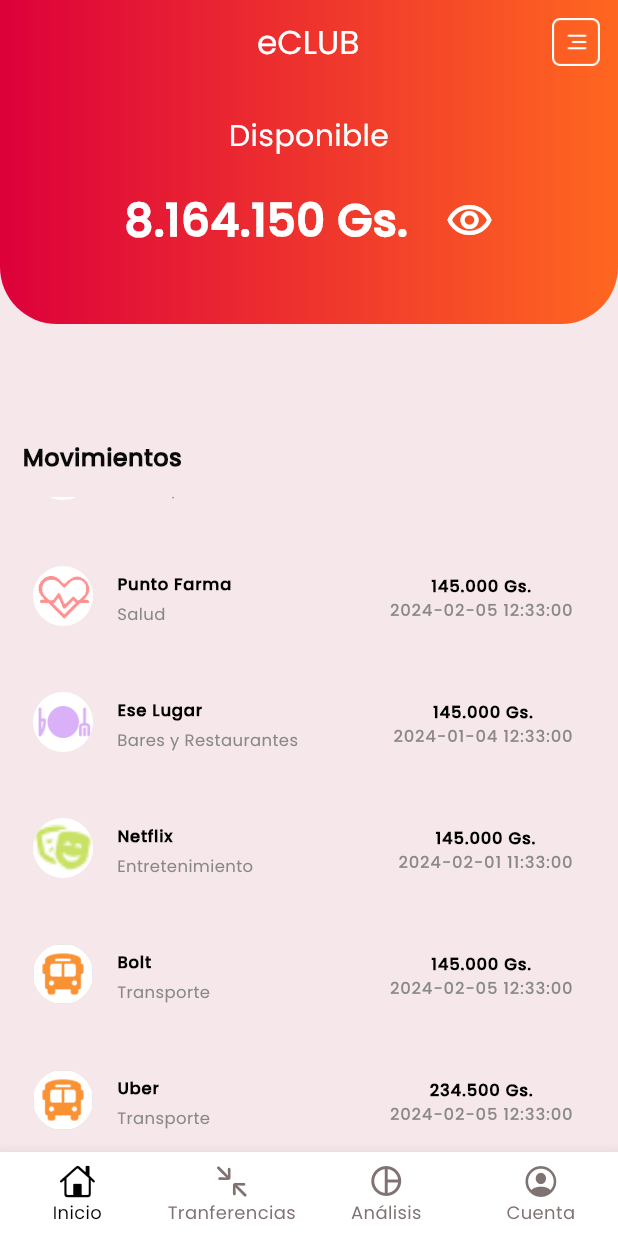
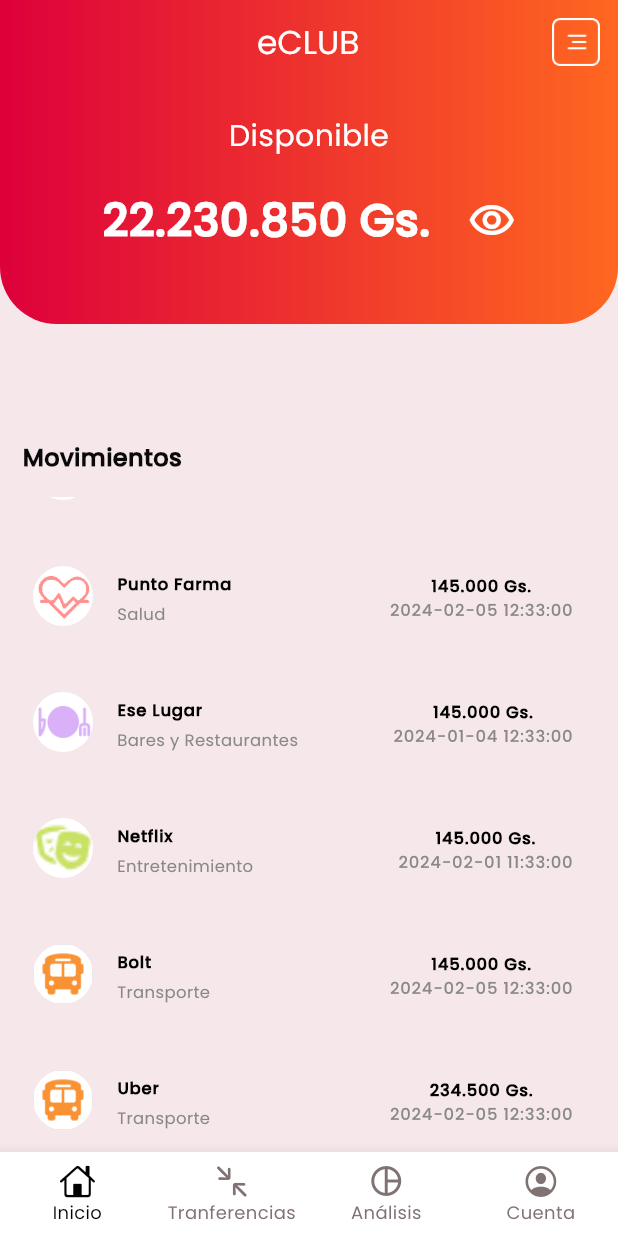
Before and after one commit to Pyaeve/eClubApp, a Flutter app: the screen it shows after launch, scrolled down 1152 dp, on a phone screen of 412 x 824 dp. Run offline on Flutter 3.47's test engine with Material 3 defaults, Android fonts, the phone set to English and light mode, and no system bars; drawn by our look-alikes of flutter_animate; our stand-ins replace fl_chart.

Commit message:
Agregando nuevos componentes y haciendo ajustes finales

```diff
--- a/devtools_options.yaml
+++ b/devtools_options.yaml
@@ -1,3 +1,4 @@
 description: This file stores settings for Dart & Flutter DevTools.
 documentation: https://docs.flutter.dev/tools/devtools/extensions#configure-extension-enablement-states
 extensions:
+  - provider: true
--- a/lib/components/BillsByMounthCategoriesContentComponent.dart
+++ b/lib/components/BillsByMounthCategoriesContentComponent.dart
@@ -3,8 +3,6 @@
 import 'package:eclubapp/components/MovementsCategoriesByMounthListView.dart';
 import 'package:intl/date_symbol_data_local.dart';
 
-import '../components/ChartPieByMounthComponent.dart';
-import '../components/MovementsCategoriesListView.dart';
 import 'package:flutter/material.dart';
 
 import '../config/Constants.dart';
--- a/lib/components/ChartPieByMounthComponent.dart
+++ b/lib/components/ChartPieByMounthComponent.dart
@@ -28,7 +28,7 @@
     initializeDateFormatting('es', null);
 
     for(var i=0; i <  cats.length; i++){
-        total += getTotalImporatBNyCategoryAndMounths(cats[i], widget.mes);
+        total += getTotalImporatOutBNyCategoryAndMounths(cats[i], widget.mes);
     }
   }
 
@@ -41,8 +41,8 @@
       const shadows = [Shadow(color: Colors.black, blurRadius: 2)];
           return PieChartSectionData(
             color: getColorByCategory(cats[i]),
-            value: getTotalImporatBNyCategoryAndMounths(cats[i], widget.mes).toDouble(),
-            title:  getTotalImporatBNyCategoryAndMounths(cats[i], widget.mes).toString(),
+            value: getTotalImporatOutBNyCategoryAndMounths(cats[i], widget.mes).toDouble(),
+            title:  getTotalImporatOutBNyCategoryAndMounths(cats[i], widget.mes).toString(),
             radius: radius,
             showTitle: false,
             titleStyle: TextStyle(
--- a/lib/components/MenuBottomNavigationBar.dart
+++ b/lib/components/MenuBottomNavigationBar.dart
@@ -16,22 +16,26 @@
 }
 
 class _MenuBottomNavigationBarState extends State<MenuBottomNavigationBar> {
-  int selecteditem = 1;
+  int selecteditem = 0;
   void _onItemTapped(int index) {
 
     setState(() {
       selecteditem = index;
     });
-    switch (index) {
+
+
+    switch (selecteditem) {
       case 0:
+      if(selecteditem!=widget.item){
         Navigator.pop(
           context,
           MaterialPageRoute(
               builder: (context) => const HomeScreen(title: 'eCLUB')),
         );
         break;
-
+      }
       case 1:
+      if(selecteditem!=widget.item){
         Navigator.push(
           context,
           MaterialPageRoute(
@@ -39,7 +43,9 @@
                     Fechas()),
         );
         break;
+      }
       case 2:
+      if(selecteditem!=widget.item){
       Navigator.push(
         context,
         MaterialPageRoute(
@@ -48,6 +54,7 @@
                 )),
       );
       break;
+      }
     }
 /*
     if (index == 1) {
--- a/lib/components/MenuRightActionBar.dart
+++ b/lib/components/MenuRightActionBar.dart
@@ -1,16 +1,28 @@
 import 'package:flutter/material.dart';
 
 class MenuRightActionBar extends StatefulWidget {
-  const MenuRightActionBar({super.key});
-
+  const MenuRightActionBar({super.key, required this.iconColor});
+   final String iconColor;
   @override
   // ignore: library_private_types_in_public_api
   _MenuRightActionBarState createState() => _MenuRightActionBarState();
 }
 
 class _MenuRightActionBarState extends State<MenuRightActionBar> {
+
+
   @override
   Widget build(BuildContext context) {
+    String imgAsset = '';
+    switch(widget.iconColor){
+        case 'blanco':
+          imgAsset = 'assets/icons/eclub_icon_hambur_menu_outline.webp';
+          break;
+        case 'gris':
+         imgAsset = 'assets/icons/eclub_icon_hambur_menu_outline_grey.webp';
+         break;
+
+   }
     return
           PopupMenuButton(
             child: ClipRRect(
@@ -18,7 +30,7 @@
               child: Padding(
                 padding: const EdgeInsets.all(12.0),
                 child: Image.asset(
-                  "assets/icons/eclub_icon_hambur_menu_outline.webp",
+                 imgAsset,
                   width: 32,
                 ),
               ),
--- a/lib/components/MovementsCategoryRow.dart
+++ b/lib/components/MovementsCategoryRow.dart
@@ -21,7 +21,7 @@
 
   @override
   Widget build(BuildContext context) {
-   total = getTotalImporatBNyCategoryAndMounths(widget.category, widget.mes);
+   total = getTotalImporatOutBNyCategoryAndMounths(widget.category, widget.mes);
 img = getImgByCategory(widget.category);
     if(total==0){
       return const SizedBox(height: 0);
--- a/lib/components/MovementsListView.dart
+++ b/lib/components/MovementsListView.dart
@@ -39,7 +39,9 @@
               initialItemCount: movs.length,
               itemBuilder: (context, index, animation) {
                 return GestureDetector( //You need to make my child interactive
-              onTap: (){print(movs[index]);},
+              onTap: (){print(movs[index].category);
+
+              },
               child: MovementsRow(movement:movs[index]).animate().slide(duration: 1000.ms).fadeIn(duration: 500.ms),
 
               );
--- a/lib/components/MovementsRow.dart
+++ b/lib/components/MovementsRow.dart
@@ -29,7 +29,7 @@
                 backgroundImage: AssetImage(widget.movement.img),
               ),
               title: Text(widget.movement.business,
-                  style:  TextStyle(
+                  style:  const TextStyle(
                       color: Colors.black,
                       fontSize: 11,
                       fontFamily: 'Poppins',
--- a/lib/helpers/Samples.dart
+++ b/lib/helpers/Samples.dart
@@ -6,15 +6,16 @@
   Movements(
       id: 1,
       ref: '32432432l;j323',
+      type: 'in',
       img:   getImgByCategory('Entretenimiento'),
       dt: '2024-01-03 08:00:00',
-
-business:'Internet',
+      business:'Internet',
      category: 'Entretenimiento',
-      import: 250000),
+      import: 10000000),
   Movements(
       id: 2,
       ref: '12321312312312321',
+      type: 'out',
       img:
          getImgByCategory('Compras'),
          dt: '2024-01-02 10:00:00',
@@ -24,6 +25,7 @@
   Movements(
       id: 3,
       ref: '213213213123123',
+      type: 'out',
       img: 'assets/icons/eclub_icon_bus_naranja_transparente_64x64.webp',
       dt: '2024-01-02 12:00:00',
       business: 'RESTO YA',
@@ -32,6 +34,7 @@
   Movements(
       id: 4,
       ref: '2133232332213',
+      type: 'out',
       img: getImgByCategory('Transporte'),
        dt: '2024-01-03 08:00:00',
       business: 'Uber',
@@ -40,6 +43,7 @@
   Movements(
       id: 5,
       ref: '3345222344',
+      type: 'out',
       img:
           getImgByCategory('Compras'),
           dt: '2024-01-03 09:00:00',
@@ -49,6 +53,7 @@
   Movements(
       id: 6,
       ref: '12312321323332w',
+      type: 'out',
       img:
           'assets/icons/eclub_icon_shopping_basket_fullcolor_transparent_64x64.webp',
       dt: '2024-01-04 14:00:00',
@@ -58,6 +63,7 @@
   Movements(
       id: 7,
       ref: 'ssadasdasdasd',
+      type: 'out',
       img: 'assets/icons/eclub_icon_resto_violeta_transparente.webp',
       dt: '2024-01-04 12:33:00',
       business: 'Algun Lisssgar',
@@ -66,6 +72,7 @@
       Movements(
       id: 8,
       ref: '3457564323434',
+      type: 'out',
       img: 'assets/icons/eclub_icon_resto_violeta_transparente.webp',
       dt: '2024-01-22 12:33:00',
       business: 'Banco Regional',
@@ -74,6 +81,7 @@
       Movements(
       id: 9,
       ref: '1233243243434',
+      type: 'out',
       img: getImgByCategory('Entretenimiento'),
       dt: '2024-01-24 12:33:00',
       business: 'Playstation Network',
@@ -82,6 +90,7 @@
       Movements(
       id: 10,
       ref: 'ssadasdasdasd',
+      type: 'out',
       img: getImgByCategory('Salud'),
       dt: '2024-01-23 12:33:00',
       business: 'Punto Farma',
@@ -91,6 +100,7 @@
       Movements(
       id: 11,
       ref: 'ssadasdasdasd',
+      type: 'out',
       img:getImgByCategory('Entretenimiento'),
       dt: '2024-01-14 12:33:00',
       business: 'Internet',
@@ -99,14 +109,16 @@
       Movements(
       id: 12,
       ref: 'ssadasdasdasd',
+      type: 'out',
       img: 'assets/icons/eclub_icon_resto_violeta_transparente.webp',
-      dt: '2024-01-04 12:33:00',
+      dt: '2024-01-24 12:33:00',
       business: 'Algun Lisssgar',
       category: 'Bares y Restaurantes',
       import: 145000),
       Movements(
       id: 13,
       ref: '12345543455654543',
+      type: 'out',
       img: getImgByCategory('Salud'),
       dt: '2024-01-25 12:33:00',
       business: 'Punto Farma',
@@ -117,14 +129,16 @@
       Movements(
       id: 12,
       ref: 'ssadasdasdasd',
-      img: 'assets/icons/eclub_icon_resto_violeta_transparente.webp',
-      dt: '2024-02-04 12:33:00',
+      type: 'in',
+      img: getImgByCategory('Salario'),
+      dt: '2024-02-01 12:33:00',
       business: 'Algun Lisssgar',
-      category: 'Bares y Restaurantes',
-      import: 145000),
+      category: 'Salario',
+      import: 10000000),
       Movements(
       id: 14,
       ref: '12345543455654543',
+      type: 'out',
       img: getImgByCategory('Salud'),
       dt: '2024-02-05 12:33:00',
       business: 'Punto Farma',
@@ -133,6 +147,7 @@
       Movements(
       id: 12,
       ref: 'ssadasdasdasd',
+      type: 'out',
       img: 'assets/icons/eclub_icon_resto_violeta_transparente.webp',
       dt: '2024-01-04 12:33:00',
       business: 'Ese Lugar',
@@ -141,6 +156,7 @@
       Movements(
       id: 13,
       ref: '12345543455654543',
+      type: 'out',
       img: getImgByCategory('Entretenimiento'),
       dt: '2024-02-01 11:33:00',
       business: 'Netflix',
@@ -150,6 +166,7 @@
        Movements(
       id: 14,
       ref: '12345543455654543',
+      type: 'out',
       img: getImgByCategory('Transporte'),
       dt: '2024-02-05 12:33:00',
       business: 'Bolt',
@@ -158,6 +175,7 @@
      Movements(
       id: 15,
       ref: '12345543455654543',
+      type: 'out',
       img: getImgByCategory('Transporte'),
       dt: '2024-02-05 12:33:00',
       business: 'Uber',
@@ -166,6 +184,7 @@
        Movements(
       id: 15,
       ref: '12345543455654543',
+      type: 'out',
       img: getImgByCategory('Retriros'),
       dt: '2024-02-07 11:33:00',
       business: 'Bancoo Regional',
@@ -174,6 +193,7 @@
        Movements(
       id: 16,
       ref: '12345543455654543',
+      type: 'out',
       img: getImgByCategory('Compras'),
       dt: '2024-02-10 11:33:00',
       business: 'La Chuchi',
@@ -182,6 +202,7 @@
        Movements(
       id: 17,
       ref: '1234554345565433',
+      type: 'out',
       img: getImgByCategory('Salud'),
       dt: '2024-02-12 11:33:00',
       business: 'farmacia Catedral',
@@ -190,6 +211,7 @@
        Movements(
       id: 18,
       ref: '1234554345565433',
+      type: 'out',
       img: getImgByCategory('Salud'),
       dt: '2024-02-15 11:33:00',
       business: 'farmacia Catedral',
@@ -198,6 +220,7 @@
    Movements(
       id: 19,
       ref: '1234554345565433',
+      type: 'out',
       img: getImgByCategory('Salud'),
       dt: '2024-02-25 11:33:00',
       business: 'farmacia Catedral',
@@ -206,14 +229,16 @@
          Movements(
       id: 20,
       ref: '1234554345565433',
-      img: getImgByCategory('Entretenimiento'),
+      type: 'in',
+      img: getImgByCategory('Salario'),
       dt: '2024-03-01 11:33:00',
       business: 'DirectTV',
-      category: 'Entretenimiento',
-      import: 250000),
+      category: 'Salario',
+      import: 10000000),
          Movements(
       id: 21,
       ref: '1234554345565433',
+      type: 'out',
       img: getImgByCategory('Transporte'),
       dt: '2024-03-06 11:33:00',
       business: 'Uber',
@@ -222,6 +247,7 @@
          Movements(
       id: 22,
       ref: '1234554345565433',
+      type: 'out',
       img: getImgByCategory('Bares y Restaurantes'),
       dt: '2024-03-09 15:33:00',
       business: 'Burguer King',
@@ -230,6 +256,7 @@
          Movements(
       id: 23,
       ref: '1234554345565433',
+      type: 'out',
       img: getImgByCategory('Salud'),
       dt: '2024-03-15 11:33:00',
       business: 'farmacia Catedral',
@@ -238,6 +265,7 @@
          Movements(
       id: 24,
       ref: '1234554345565433',
+      type: 'out',
       img: getImgByCategory('Retiros'),
       dt: '2024-03-16 11:33:00',
       business: 'Banco Regional',
@@ -246,6 +274,7 @@
          Movements(
       id: 25,
       ref: '1234554345565433',
+      type: 'out',
       img: getImgByCategory('Compras'),
       dt: '2024-03-18 11:33:00',
       business: 'Stock',
@@ -254,6 +283,7 @@
          Movements(
       id: 26,
       ref: '1234554345565433',
+      type: 'out',
       img: getImgByCategory('Entretenimiento'),
       dt: '2024-03-15 11:33:00',
       business: 'Netflix',
@@ -262,6 +292,7 @@
          Movements(
       id: 27,
       ref: '1234554345565433',
+      type: 'out',
       img: getImgByCategory('Compras'),
       dt: '2024-03-15 11:33:00',
       business: 'Vizarro',
@@ -270,6 +301,7 @@
          Movements(
       id: 28,
       ref: '1234554345565433',
+      type: 'out',
       img: getImgByCategory('Salud'),
       dt: '2024-03-22 13:33:00',
       business: 'farmacia Catedral',
@@ -278,6 +310,7 @@
          Movements(
       id: 29,
       ref: '1234554345565433',
+      type: 'out',
       img: getImgByCategory('Transporte'),
       dt: '2024-03-25 11:22:00',
       business: 'Uber',
@@ -287,11 +320,22 @@
           Movements(
       id: 30,
       ref: '1234554345565433',
+      type: 'out',
+      img: getImgByCategory('Bares y Restaurantes'),
+      dt: '2024-03-26 15:33:00',
+      business: 'Burguer King',
+      category: 'Bares y Restaurantes',
+      import: 250000),
+         Movements(
+      id: 31,
+      ref: '1234554345565433',
+      type: 'out',
       img: getImgByCategory('Bares y Restaurantes'),
       dt: '2024-03-26 15:33:00',
       business: 'Burguer King',
       category: 'Bares y Restaurantes',
       import: 250000)
+
 
 ];
 
@@ -301,10 +345,11 @@
 List<String> imgs =['assets/icons/eclub_icon_resto_violeta_transparente.webp','assets/icons/eclub_icon_shopping_basket_fullcolor_transparent_64x64.webp','assets/icons/eclub_icon_bus_naranja_transparente_64x64.webp','','',''];
 List<String> months =['enero','febrero','marzo','abril','mayo','junio','julio','agosto','septimembre','octubre','noviembre','diciembre'];
 
-int getTotalImportByCategory(String cat) {
+int getTotalImportOutByCategory(String cat) {
   int total = 0;
   for (var m in movs) {
-    if (m.category.toLowerCase()==cat.toLowerCase()) {
+    if (m.category.toLowerCase()==cat.toLowerCase()
+        && m.type == 'out') {
       total += m.import;
     }
   }
@@ -315,16 +360,23 @@
 
 int getTotalImportByMovemements(){
   int total = 0;
+  int ingresos = 0;
+  int gastos = 0;
   for(var mov in movs){
-    total += mov.import;
+    if(mov.type=='in'){
+      ingresos += mov.import;
+    } else if(mov.type=='out'){
+      gastos += mov.import;
+    }
   }
+  total = (ingresos-gastos);
   return total;
 }
 
-int getTotalImportByMounth(String mounth){
+int getTotalImportOutByMounth(String mounth){
   int total =0 ;
   for(var m in movs){
-    if(getDatetimeFormatted('MMMM', m.dt)==mounth){
+    if(getDatetimeFormatted('MMMM', m.dt)==mounth && m.type=='out' ){
       total += m.import;
     }
   }
@@ -339,19 +391,20 @@
   return dateFormatted;
 }
 
-List<Movements> getMovsByCatAndMounth(String cat ){
-  List<Movements> movsByCats = movs.where((m) => m.category == cat).toList();
+List<Movements> getMovsOutByCatAndMounth(String cat ){
+  List<Movements> movsByCats = movs.where((m) => m.category == cat && m.type=='out').toList();
   List<Movements> movsByMounths = movsByCats
-          .map((m)=> months.map((e) => getDatetimeFormatted('MMMM', m.dt)==e).toList()).cast<Movements>()
+          .map((m)=> months.map((e) => getDatetimeFormatted('MMMM', m.dt)==e
+          && m.type=='out').toList()).cast<Movements>()
           .toList();
    return movsByMounths;
 }
 
-int getTotalImporatBNyCategoryAndMounths(String cat, String mounth){
+int getTotalImporatOutBNyCategoryAndMounths(String cat, String mounth){
  int total  = 0;
 
  for(var m in movs){
-     if(m.category==cat && getDatetimeFormatted('MMMM', m.dt)==mounth){
+     if(m.category==cat && getDatetimeFormatted('MMMM', m.dt)==mounth && m.type=='out'){
          total += m.import;
      }
  }
@@ -359,8 +412,9 @@
 }
 
 
-List<Movements> getMovementsByCategoryAndMounth(String cat, String mounth)  {
-  List<Movements> movsByCat= movs.where((m) => m.category==cat&& getDatetimeFormatted('MMMM', m.dt)==mounth )
+List<Movements> getMovementsOutByCategoryAndMounth(String cat, String mounth)  {
+  List<Movements> movsByCat= movs.where((m) => m.category==cat&& getDatetimeFormatted('MMMM', m.dt)==mounth
+  && m.type=='out')
   .toList() ;
   return movsByCat;
 }
@@ -385,7 +439,10 @@
       img =  'assets/icons/eclub_icon_cajero_fondo_transparente_64x64.webp';
 
 break;
+   case 'Salario':
+      img =  'assets/icons/eclub_icon_billete_primary_color_transparent.webp';
 
+break;
   case 'Salud':
 img ='assets/icons/eclub_icon_health_color_transparent_64x64.webp';
 break;
@@ -413,7 +470,10 @@
       customColor = const Color.fromARGB(255, 248, 191, 117);
       break;
       case 'Salud':
-      customColor = const Color.fromARGB(183, 245, 29, 29);
+      customColor = const Color.fromARGB(255, 245, 29, 29);
+      break;
+        case 'Salario':
+      customColor = Color.fromARGB(255, 201, 131, 2);
       break;
 
   }
--- a/lib/models/Movements.dart
+++ b/lib/models/Movements.dart
@@ -1,6 +1,8 @@
 class Movements {
    int id;
+   String type;
    String ref;
+
    String img;
   String  dt;
   String business;
@@ -10,6 +12,7 @@
   Movements({
   required this.id,
   required this.ref,
+  required this.type,
   required this.img,
   required this.dt,
   required this.business,
--- a/lib/screens/AnalyticsScreen.dart
+++ b/lib/screens/AnalyticsScreen.dart
@@ -35,7 +35,7 @@
               ],
             ))),
             actions: const [
-            MenuRightActionBar()
+            MenuRightActionBar(iconColor: 'gris',)
             ]),
         bottomNavigationBar:     const MenuBottomNavigationBar(item: 2),
         //body
--- a/lib/screens/BillsScreen.dart
+++ b/lib/screens/BillsScreen.dart
@@ -26,7 +26,7 @@
               child: Text("Gastos", style: TextStyle(color: Colors.grey))),
           centerTitle: true,
           backgroundColor: const Color.fromARGB(255, 245, 231, 234),
-          actions: const [MenuRightActionBar()],
+          actions: const [MenuRightActionBar(iconColor: 'gris',)],
           bottom: const TabBar(
             tabAlignment: TabAlignment.start,
             isScrollable: true,
@@ -76,6 +76,4 @@
     );
   }
 
-  Widget? itemBuilder(BuildContext context, int index) {
-  }
 }
--- a/lib/screens/Fechas.dart
+++ b/lib/screens/Fechas.dart
@@ -20,7 +20,7 @@
   @override
   Widget build(BuildContext context) {
 
-    int totales = getTotalImportByMounth('enero');
+    int totales = 0;//getTotalImportByMounth('enero');
 
 
     return Scaffold(
--- a/lib/screens/HomeScreen.dart
+++ b/lib/screens/HomeScreen.dart
@@ -57,7 +57,7 @@
             Color(0xffff6720),
           ],
         ))),
-        actions: const [MenuRightActionBar()],
+        actions: const [MenuRightActionBar(iconColor: 'blanco',)],
       ),
       bottomNavigationBar: const MenuBottomNavigationBar(item: 0),
       body: Column(
```
Also changed, not shown: lib/components/ChartPieByCategoryComponent.dart (+7 -9 lines), lib/components/MovementsCategoriesByMounthListView.dart (+14 -3 lines), lib/screens/BillsDetailsScreen.dart (+3 -4 lines), lib/screens/MovementsDetailsScreen.dart (added, +175 -0 lines), lib/screens/TransactionsScreen.dart (deleted, +0 -145 lines). Lines whose indentation alone changed are shown as unchanged.
